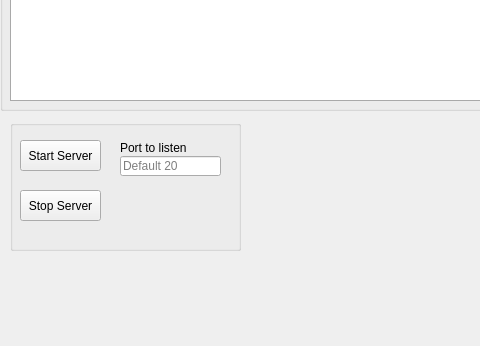
The window that ftpServer/ui/serverView.ui (kandabi/OpenFTP) describes before a commit, drawn with Qt 5; both pictures show x 0 to 480 and y 359 to 705 of the 739 by 705 pixel window.
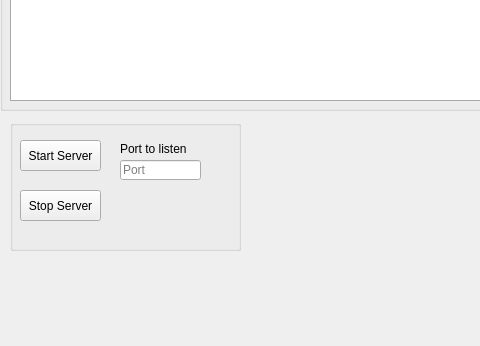
The same window after the commit. Icons and pictures are not drawn.

Diff of the .ui file:
```diff
--- a/ftpServer/ui/serverView.ui
+++ b/ftpServer/ui/serverView.ui
@@ -122,8 +122,8 @@
      <property name="geometry">
       <rect>
        <x>110</x>
-       <y>36</y>
-       <width>101</width>
+       <y>40</y>
+       <width>81</width>
        <height>20</height>
       </rect>
      </property>
@@ -131,7 +131,7 @@
       <string/>
      </property>
      <property name="placeholderText">
-      <string>Default 20</string>
+      <string>Port </string>
      </property>
     </widget>
     <widget class="QLabel" name="label">
@@ -139,8 +139,8 @@
       <rect>
        <x>110</x>
        <y>20</y>
-       <width>71</width>
-       <height>16</height>
+       <width>81</width>
+       <height>18</height>
       </rect>
      </property>
      <property name="text">
```
Left out of the diff: 2 changed lines with no effect on the pictures.
